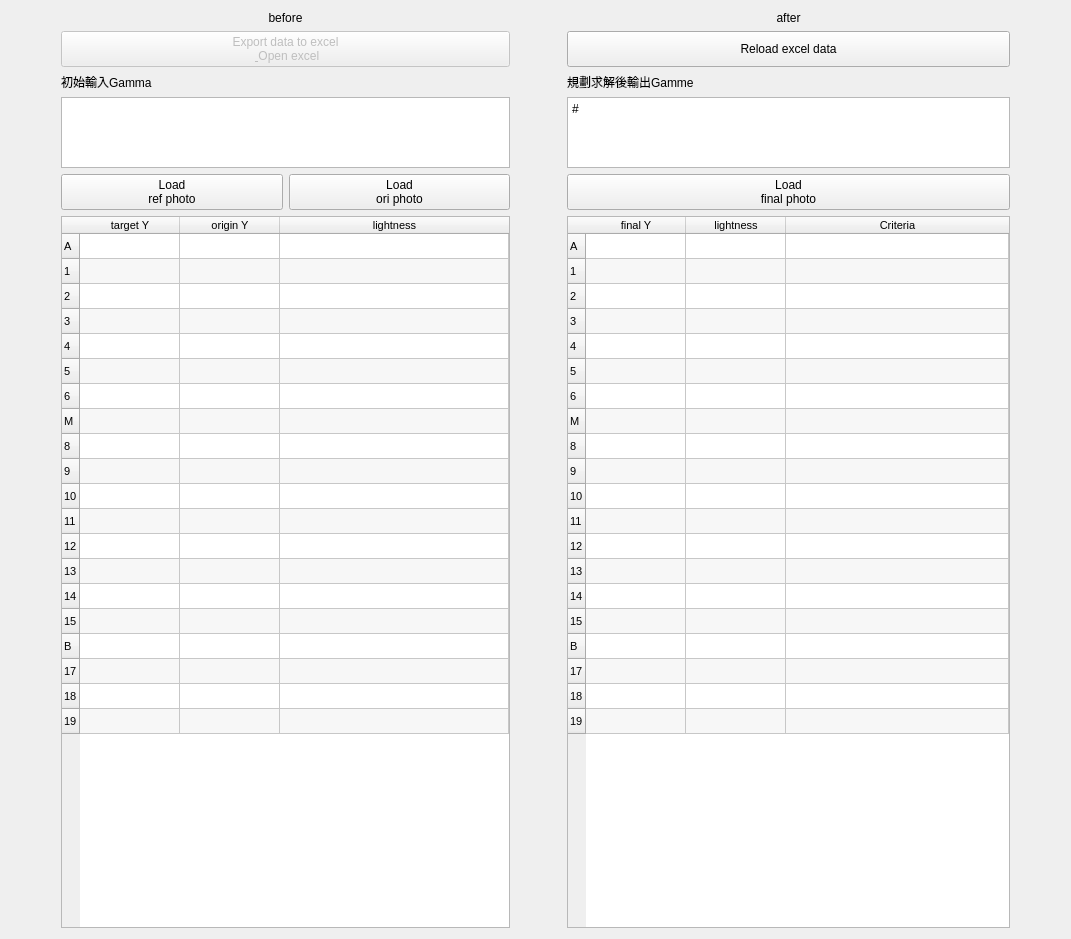
Qt form QUL/AEsimulator/stepChart/UI.ui (YuTing-Fang1999/FIH-tool) before a commit.
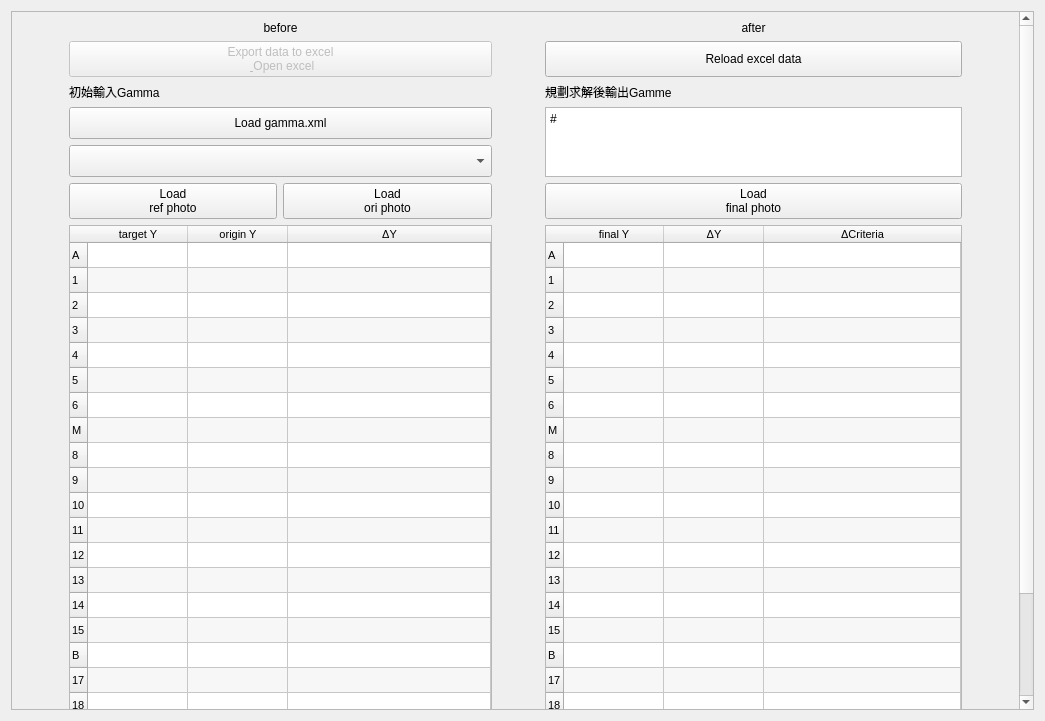
The same form after that commit.

The edit to the form file:
```diff
--- a/QUL/AEsimulator/stepChart/UI.ui
+++ b/QUL/AEsimulator/stepChart/UI.ui
@@ -6,8 +6,8 @@
    <rect>
     <x>0</x>
     <y>0</y>
-    <width>1071</width>
-    <height>939</height>
+    <width>1045</width>
+    <height>721</height>
    </rect>
   </property>
   <property name="windowTitle">
@@ -15,8 +15,36 @@
   </property>
   <layout class="QVBoxLayout" name="verticalLayout">
    <item>
-    <layout class="QGridLayout" name="gridLayout" rowstretch="1,1,1,1,1,10" columnstretch="1,5,5,1,10,1">
-     <item row="4" column="2">
+    <widget class="QScrollArea" name="scrollArea">
+     <property name="widgetResizable">
+      <bool>true</bool>
+     </property>
+     <widget class="QWidget" name="scrollAreaWidgetContents">
+      <property name="geometry">
+       <rect>
+        <x>0</x>
+        <y>0</y>
+        <width>1000</width>
+        <height>860</height>
+       </rect>
+      </property>
+      <layout class="QHBoxLayout" name="horizontalLayout_2">
+       <item>
+        <layout class="QGridLayout" name="gridLayout" rowstretch="1,1,1,1,1,10,0" columnstretch="1,5,5,1,10,1">
+         <item row="3" column="1" colspan="2">
+          <widget class="QPushButton" name="pushButton">
+           <property name="sizePolicy">
+            <sizepolicy hsizetype="Minimum" vsizetype="Preferred">
+             <horstretch>0</horstretch>
+             <verstretch>0</verstretch>
+            </sizepolicy>
+           </property>
+           <property name="text">
+            <string>Load gamma.xml</string>
+           </property>
+          </widget>
+         </item>
+         <item row="5" column="2">
       <widget class="QPushButton" name="load_ori_btn">
        <property name="enabled">
         <bool>true</bool>
@@ -40,17 +68,6 @@
        </property>
       </widget>
      </item>
-     <item row="1" column="1" colspan="2">
-      <widget class="QPushButton" name="export_and_open_excel_btn">
-       <property name="enabled">
-        <bool>false</bool>
-       </property>
-       <property name="text">
-        <string>Export data to excel 
- &amp; Open excel</string>
-       </property>
-      </widget>
-     </item>
      <item row="0" column="1" colspan="2">
       <widget class="QLabel" name="label">
        <property name="sizePolicy">
@@ -77,6 +94,17 @@
        </property>
       </widget>
      </item>
+         <item row="1" column="1" colspan="2">
+          <widget class="QPushButton" name="export_and_open_excel_btn">
+           <property name="enabled">
+            <bool>false</bool>
+           </property>
+           <property name="text">
+            <string>Export data to excel 
+ &amp; Open excel</string>
+           </property>
+          </widget>
+         </item>
      <item row="2" column="1" colspan="2">
       <widget class="QLabel" name="label_2">
        <property name="sizePolicy">
@@ -90,6 +118,21 @@
        </property>
       </widget>
      </item>
+         <item row="5" column="4">
+          <widget class="QPushButton" name="load_final_btn">
+           <property name="text">
+            <string>Load
+final photo</string>
+           </property>
+          </widget>
+         </item>
+         <item row="1" column="0">
+          <widget class="QLabel" name="label_5">
+           <property name="text">
+            <string/>
+           </property>
+          </widget>
+         </item>
      <item row="1" column="4">
       <widget class="QPushButton" name="reload_excel_btn">
        <property name="sizePolicy">
@@ -103,7 +146,7 @@
        </property>
       </widget>
      </item>
-     <item row="4" column="1">
+         <item row="5" column="1">
       <widget class="QPushButton" name="load_ref_btn">
        <property name="text">
         <string>Load 
@@ -111,14 +154,6 @@
        </property>
       </widget>
      </item>
-     <item row="4" column="4">
-      <widget class="QPushButton" name="load_final_btn">
-       <property name="text">
-        <string>Load
-final photo</string>
-       </property>
-      </widget>
-     </item>
      <item row="1" column="3">
       <widget class="QLabel" name="label_4">
        <property name="text">
@@ -126,20 +161,13 @@
        </property>
       </widget>
      </item>
-     <item row="1" column="0">
-      <widget class="QLabel" name="label_5">
-       <property name="text">
-        <string/>
-       </property>
-      </widget>
-     </item>
-     <item row="5" column="1" colspan="2">
+         <item row="6" column="1" colspan="2">
       <widget class="QTableWidget" name="before_table">
-       <property name="sizePolicy">
-        <sizepolicy hsizetype="Preferred" vsizetype="Expanding">
-         <horstretch>0</horstretch>
-         <verstretch>0</verstretch>
-        </sizepolicy>
+           <property name="minimumSize">
+            <size>
+             <width>0</width>
+             <height>600</height>
+            </size>
        </property>
        <property name="font">
         <font>
@@ -291,18 +319,18 @@
        </column>
        <column>
         <property name="text">
-         <string>lightness</string>
+             <string>ΔY</string>
         </property>
        </column>
       </widget>
      </item>
-     <item row="5" column="4">
+         <item row="6" column="4">
       <widget class="QTableWidget" name="after_table">
-       <property name="sizePolicy">
-        <sizepolicy hsizetype="Expanding" vsizetype="Expanding">
-         <horstretch>0</horstretch>
-         <verstretch>0</verstretch>
-        </sizepolicy>
+           <property name="minimumSize">
+            <size>
+             <width>0</width>
+             <height>600</height>
+            </size>
        </property>
        <property name="font">
         <font>
@@ -476,12 +504,12 @@
        </column>
        <column>
         <property name="text">
-         <string>lightness</string>
+             <string>ΔY</string>
         </property>
        </column>
        <column>
         <property name="text">
-         <string>Criteria</string>
+             <string>ΔCriteria</string>
         </property>
        </column>
       </widget>
@@ -493,7 +521,7 @@
        </property>
       </widget>
      </item>
-     <item row="3" column="4">
+         <item row="3" column="4" rowspan="2">
       <widget class="QPlainTextEdit" name="reload_gamma_plainEdit">
        <property name="enabled">
         <bool>true</bool>
@@ -512,10 +540,21 @@
        </property>
       </widget>
      </item>
-     <item row="3" column="1" colspan="2">
-      <widget class="QPlainTextEdit" name="gamma_plainEdit"/>
-     </item>
-    </layout>
+         <item row="4" column="1" colspan="2">
+          <widget class="QComboBox" name="comboBox">
+           <property name="sizePolicy">
+            <sizepolicy hsizetype="Preferred" vsizetype="Preferred">
+             <horstretch>0</horstretch>
+             <verstretch>0</verstretch>
+            </sizepolicy>
+           </property>
+          </widget>
+         </item>
+        </layout>
+       </item>
+      </layout>
+     </widget>
+    </widget>
    </item>
   </layout>
  </widget>
```
Lines whose indentation alone changed are shown as unchanged.
